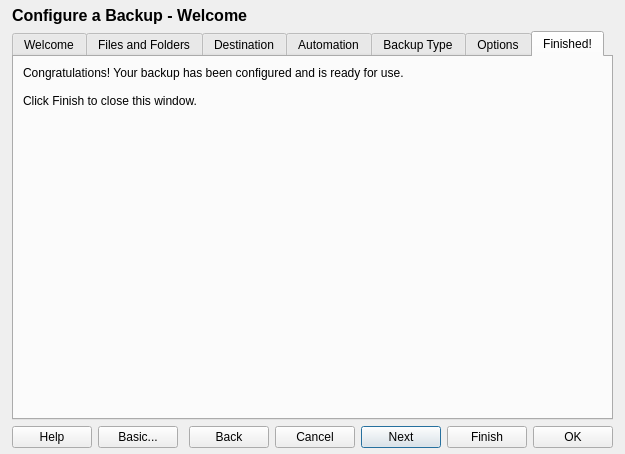
stewartadam/fwbackups, file data/ui/configBackup.ui: the form before one commit.
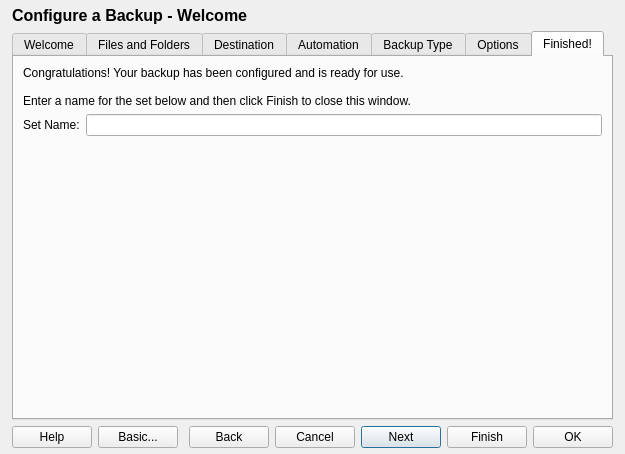
The form after the commit. The open tabs and pages were chosen to show the change. Icons and pictures are not drawn. Custom widgets are drawn as their Qt base class.

Diff of the .ui file:
```diff
--- a/data/ui/configBackup.ui
+++ b/data/ui/configBackup.ui
@@ -1665,10 +1665,24 @@
          <property name="text">
           <string>Congratulations! Your backup has been configured and is ready for use.
 
-Click Finish to close this window.</string>
+Enter a name for the set below and then click Finish to close this window.</string>
          </property>
         </widget>
        </item>
+       <item>
+        <layout class="QHBoxLayout" name="horizontalLayout_3">
+         <item>
+          <widget class="QLabel" name="label_10">
+           <property name="text">
+            <string>Set Name:</string>
+           </property>
+          </widget>
+         </item>
+         <item>
+          <widget class="QLineEdit" name="setNameLineEdit"/>
+         </item>
+        </layout>
+       </item>
        <item>
         <spacer name="verticalSpacer_8">
          <property name="orientation">
```
Left out of the diff: 15 changed lines with no effect on the pictures.
